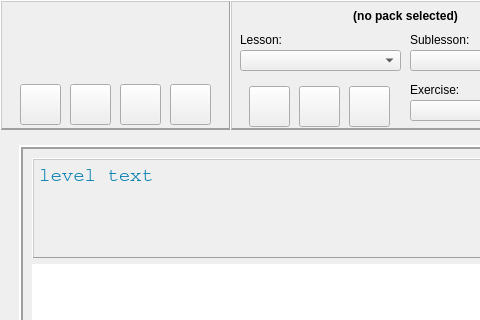
This is ui/opentyper.ui in Open-Typer/Open-Typer as Qt 5 draws it before an edit; both pictures show x 0 to 480 and y 0 to 320 of the 1538 by 625 pixel window. The edited form follows.
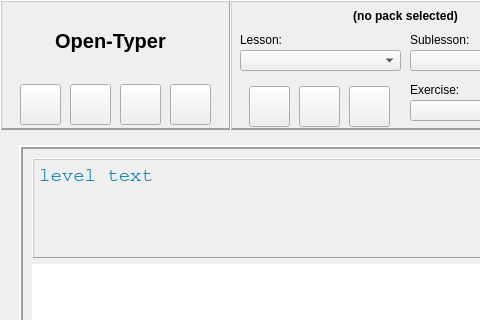
This is the edited form. Icons and pictures are not drawn. Custom widgets are drawn as their Qt base class.

Commit message: ui: opentyper: Fill free space with a banner

```diff
--- a/ui/opentyper.ui
+++ b/ui/opentyper.ui
@@ -197,6 +197,32 @@
          </property>
         </widget>
        </widget>
+       <widget class="QLabel" name="label">
+        <property name="geometry">
+         <rect>
+          <x>20</x>
+          <y>20</y>
+          <width>181</width>
+          <height>41</height>
+         </rect>
+        </property>
+        <property name="font">
+         <font>
+          <pointsize>15</pointsize>
+          <weight>75</weight>
+          <bold>true</bold>
+         </font>
+        </property>
+        <property name="styleSheet">
+         <string notr="true"/>
+        </property>
+        <property name="text">
+         <string notr="true">Open-Typer</string>
+        </property>
+        <property name="alignment">
+         <set>Qt::AlignCenter</set>
+        </property>
+       </widget>
       </widget>
       <widget class="QFrame" name="navigationFrame">
        <property name="geometry">
```
